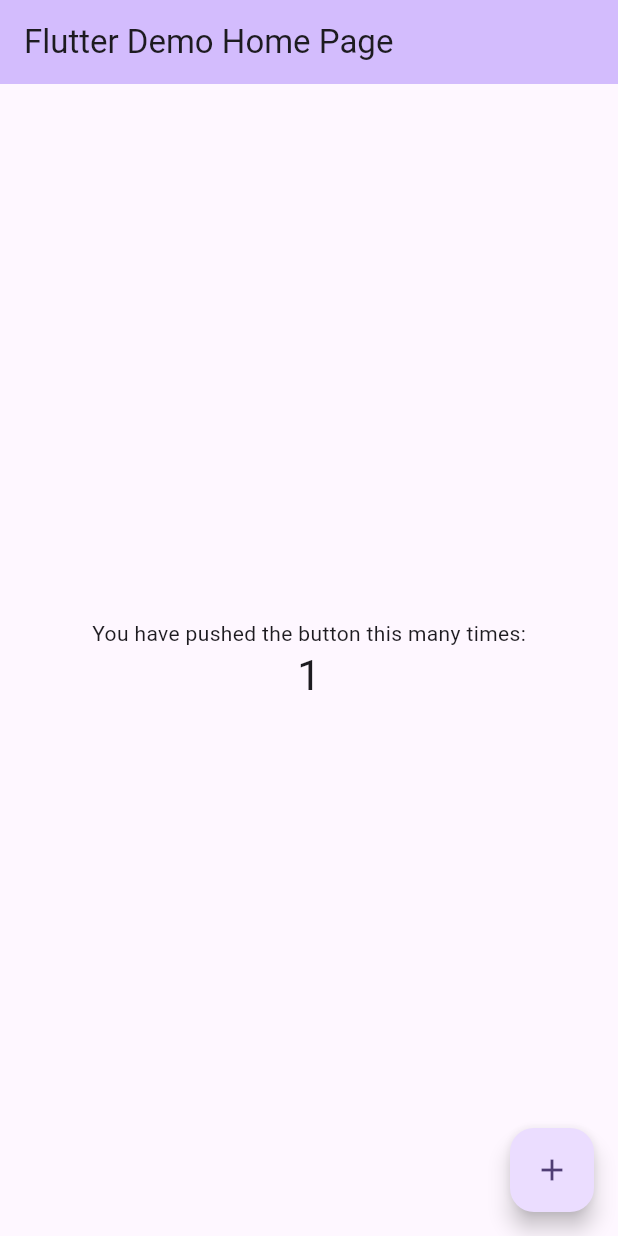
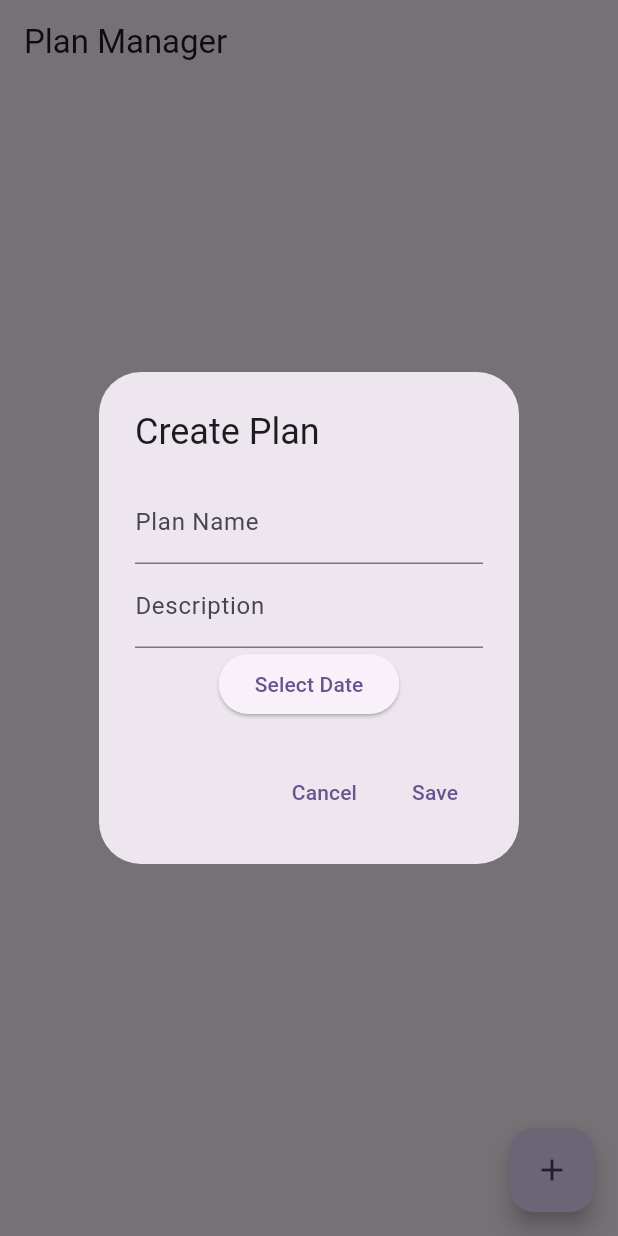
Before and after one commit to ComputerScience1024/cw_4, a Flutter app: the screen it shows after launch, after a tap on the "add" icon, on a phone screen of 412 x 824 dp. Run offline on Flutter 3.47's test engine with Material 3 defaults, Android fonts, the phone set to English and light mode, and no system bars.

Commit message:
Created a task manager list

```diff
--- a/act_cw_4/lib/main.dart
+++ b/act_cw_4/lib/main.dart
@@ -7,119 +7,159 @@
 class MyApp extends StatelessWidget {
   const MyApp({super.key});
 
-  // This widget is the root of your application.
   @override
   Widget build(BuildContext context) {
     return MaterialApp(
-      title: 'Flutter Demo',
+      title: 'Adoption & Travel Planner',
       theme: ThemeData(
-        // This is the theme of your application.
-        //
-        // TRY THIS: Try running your application with "flutter run". You'll see
-        // the application has a purple toolbar. Then, without quitting the app,
-        // try changing the seedColor in the colorScheme below to Colors.green
-        // and then invoke "hot reload" (save your changes or press the "hot
-        // reload" button in a Flutter-supported IDE, or press "r" if you used
-        // the command line to start the app).
-        //
-        // Notice that the counter didn't reset back to zero; the application
-        // state is not lost during the reload. To reset the state, use hot
-        // restart instead.
-        //
-        // This works for code too, not just values: Most code changes can be
-        // tested with just a hot reload.
         colorScheme: ColorScheme.fromSeed(seedColor: Colors.deepPurple),
         useMaterial3: true,
       ),
-      home: const MyHomePage(title: 'Flutter Demo Home Page'),
+      home: const PlanManagerScreen(),
     );
   }
 }
 
-class MyHomePage extends StatefulWidget {
-  const MyHomePage({super.key, required this.title});
+class Plan {
+  String name;
+  String description;
+  DateTime date;
+  bool isCompleted;
 
-  // This widget is the home page of your application. It is stateful, meaning
-  // that it has a State object (defined below) that contains fields that affect
-  // how it looks.
+  Plan({
+    required this.name,
+    required this.description,
+    required this.date,
+    this.isCompleted = false,
+  });
+}
 
-  // This class is the configuration for the state. It holds the values (in this
-  // case the title) provided by the parent (in this case the App widget) and
-  // used by the build method of the State. Fields in a Widget subclass are
-  // always marked "final".
-
-  final String title;
+class PlanManagerScreen extends StatefulWidget {
+  const PlanManagerScreen({super.key});
 
   @override
-  State<MyHomePage> createState() => _MyHomePageState();
+  State<PlanManagerScreen> createState() => _PlanManagerScreenState();
 }
 
-class _MyHomePageState extends State<MyHomePage> {
-  int _counter = 0;
+class _PlanManagerScreenState extends State<PlanManagerScreen> {
+  List<Plan> plans = [];
 
-  void _incrementCounter() {
+  void _addPlan(String name, String description, DateTime date) {
     setState(() {
-      // This call to setState tells the Flutter framework that something has
-      // changed in this State, which causes it to rerun the build method below
-      // so that the display can reflect the updated values. If we changed
-      // _counter without calling setState(), then the build method would not be
-      // called again, and so nothing would appear to happen.
-      _counter++;
+      plans.add(Plan(name: name, description: description, date: date));
     });
+  }
+
+  void _updatePlan(int index, String newName, String newDescription, DateTime newDate) {
+    setState(() {
+      plans[index].name = newName;
+      plans[index].description = newDescription;
+      plans[index].date = newDate;
+    });
+  }
+
+  void _toggleCompletion(int index) {
+    setState(() {
+      plans[index].isCompleted = !plans[index].isCompleted;
+    });
+  }
+
+  void _deletePlan(int index) {
+    setState(() {
+      plans.removeAt(index);
+    });
+  }
+
+  void _showPlanDialog({int? index}) {
+    final TextEditingController nameController = TextEditingController();
+    final TextEditingController descController = TextEditingController();
+    DateTime selectedDate = DateTime.now();
+
+    if (index != null) {
+      nameController.text = plans[index].name;
+      descController.text = plans[index].description;
+      selectedDate = plans[index].date;
+    }
+
+    showDialog(
+      context: context,
+      builder: (context) {
+        return AlertDialog(
+          title: Text(index == null ? 'Create Plan' : 'Edit Plan'),
+          content: Column(
+            mainAxisSize: MainAxisSize.min,
+            children: [
+              TextField(controller: nameController, decoration: const InputDecoration(labelText: 'Plan Name')),
+              TextField(controller: descController, decoration: const InputDecoration(labelText: 'Description')),
+              ElevatedButton(
+                onPressed: () async {
+                  DateTime? pickedDate = await showDatePicker(
+                    context: context,
+                    initialDate: selectedDate,
+                    firstDate: DateTime(2022),
+                    lastDate: DateTime(2030),
+                  );
+                  if (pickedDate != null) {
+                    selectedDate = pickedDate;
+                  }
+                },
+                child: const Text('Select Date'),
+              ),
+            ],
+          ),
+          actions: [
+            TextButton(
+              onPressed: () => Navigator.pop(context),
+              child: const Text('Cancel'),
+            ),
+            TextButton(
+              onPressed: () {
+                if (index == null) {
+                  _addPlan(nameController.text, descController.text, selectedDate);
+                } else {
+                  _updatePlan(index, nameController.text, descController.text, selectedDate);
+                }
+                Navigator.pop(context);
+              },
+              child: const Text('Save'),
+            ),
+          ],
+        );
+      },
+    );
   }
 
   @override
   Widget build(BuildContext context) {
-    // This method is rerun every time setState is called, for instance as done
-    // by the _incrementCounter method above.
-    //
-    // The Flutter framework has been optimized to make rerunning build methods
-    // fast, so that you can just rebuild anything that needs updating rather
-    // than having to individually change instances of widgets.
     return Scaffold(
-      appBar: AppBar(
-        // TRY THIS: Try changing the color here to a specific color (to
-        // Colors.amber, perhaps?) and trigger a hot reload to see the AppBar
-        // change color while the other colors stay the same.
-        backgroundColor: Theme.of(context).colorScheme.inversePrimary,
-        // Here we take the value from the MyHomePage object that was created by
-        // the App.build method, and use it to set our appbar title.
-        title: Text(widget.title),
-      ),
-      body: Center(
-        // Center is a layout widget. It takes a single child and positions it
-        // in the middle of the parent.
-        child: Column(
-          // Column is also a layout widget. It takes a list of children and
-          // arranges them vertically. By default, it sizes itself to fit its
-          // children horizontally, and tries to be as tall as its parent.
-          //
-          // Column has various properties to control how it sizes itself and
-          // how it positions its children. Here we use mainAxisAlignment to
-          // center the children vertically; the main axis here is the vertical
-          // axis because Columns are vertical (the cross axis would be
-          // horizontal).
-          //
-          // TRY THIS: Invoke "debug painting" (choose the "Toggle Debug Paint"
-          // action in the IDE, or press "p" in the console), to see the
-          // wireframe for each widget.
-          mainAxisAlignment: MainAxisAlignment.center,
-          children: <Widget>[
-            const Text(
-              'You have pushed the button this many times:',
+      appBar: AppBar(title: const Text('Plan Manager')),
+      body: ListView.builder(
+        itemCount: plans.length,
+        itemBuilder: (context, index) {
+          return Dismissible(
+            key: Key(plans[index].name),
+            onDismissed: (direction) => _deletePlan(index),
+            background: Container(color: Colors.red, alignment: Alignment.centerRight, padding: const EdgeInsets.only(right: 20), child: const Icon(Icons.delete, color: Colors.white)),
+            child: GestureDetector(
+              onDoubleTap: () => _deletePlan(index),
+              child: ListTile(
+                title: Text(plans[index].name, style: TextStyle(decoration: plans[index].isCompleted ? TextDecoration.lineThrough : null)),
+                subtitle: Text(plans[index].description),
+                trailing: IconButton(
+                  icon: Icon(plans[index].isCompleted ? Icons.check_box : Icons.check_box_outline_blank),
+                  onPressed: () => _toggleCompletion(index),
+                ),
+                onLongPress: () => _showPlanDialog(index: index),
+                onTap: () => _toggleCompletion(index),
+              ),
             ),
-            Text(
-              '$_counter',
-              style: Theme.of(context).textTheme.headlineMedium,
-            ),
-          ],
-        ),
+          );
+        },
       ),
       floatingActionButton: FloatingActionButton(
-        onPressed: _incrementCounter,
-        tooltip: 'Increment',
+        onPressed: () => _showPlanDialog(),
         child: const Icon(Icons.add),
-      ), // This trailing comma makes auto-formatting nicer for build methods.
+      ),
     );
   }
 }
```
Also changed, not shown: 1 other file.
